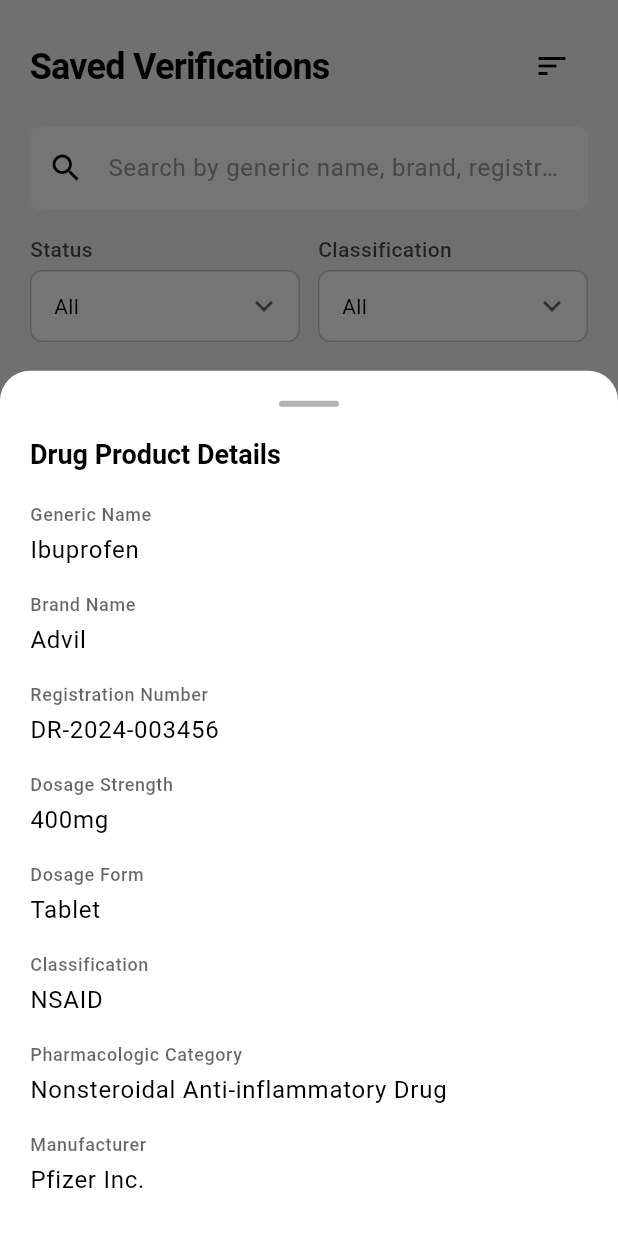
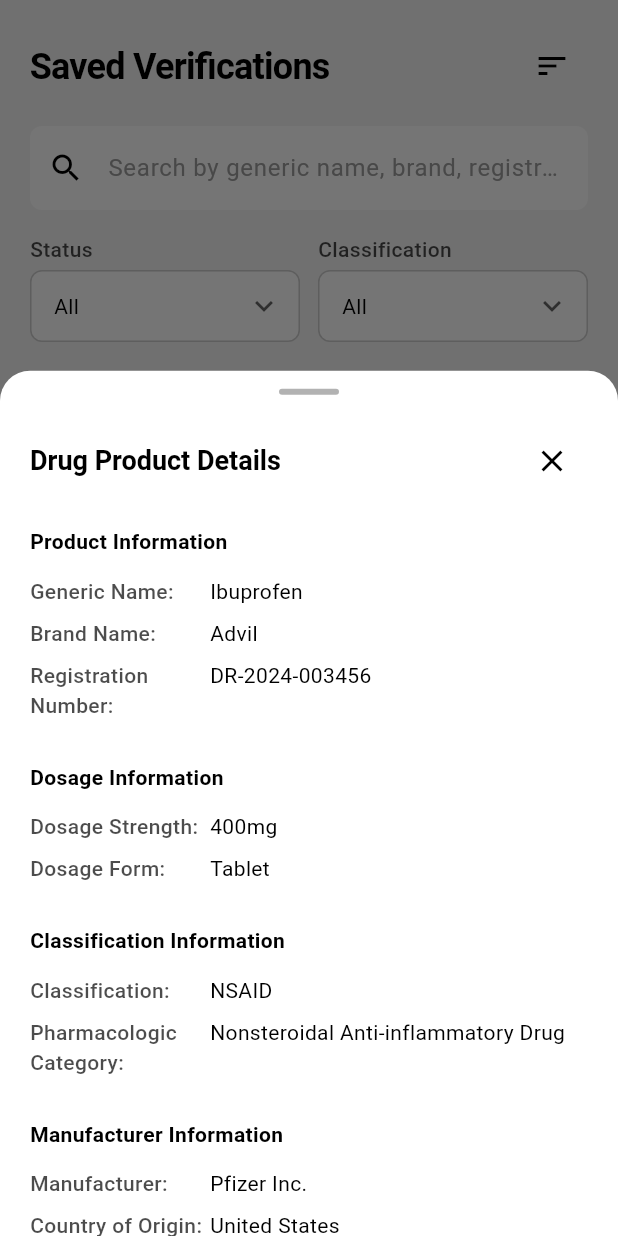
Before and after one commit to Neil-urk12/totoo-ba-mobile, a Flutter app: the SavedScreen screen opened directly, after a tap on "Active", on a phone screen of 412 x 824 dp. Run offline on Flutter 3.47's test engine with Material 3 defaults, Android fonts, the phone set to English and light mode, and no system bars; our stand-ins replace flutter_riverpod.

Commit message:
refactor: update reports and saved screens to use separate scroll controllers for improved layout and readability; enhance detail sections for better organization

```diff
--- a/product_checker/lib/screens/reports_screen.dart
+++ b/product_checker/lib/screens/reports_screen.dart
@@ -280,7 +280,10 @@
         initialChildSize: 0.7,
         maxChildSize: 0.9,
         minChildSize: 0.5,
-        builder: (context, scrollController) {
+        builder: (context, dragScrollController) {
+          // Create a separate scroll controller for the content
+          final contentScrollController = ScrollController();
+
           return Container(
             decoration: BoxDecoration(
               color: Theme.of(context).colorScheme.surface,
@@ -323,7 +326,8 @@
                 // Content
                 Expanded(
                   child: SingleChildScrollView(
-                    controller: scrollController,
+                    controller: contentScrollController,
+                    child: Padding(
                       padding: const EdgeInsets.symmetric(horizontal: 20),
                       child: Column(
                         crossAxisAlignment: CrossAxisAlignment.start,
@@ -382,6 +386,7 @@
 
                           const SizedBox(height: 20),
                         ],
+                      ),
                     ),
                   ),
                 ),
--- a/product_checker/lib/screens/saved_screen.dart
+++ b/product_checker/lib/screens/saved_screen.dart
@@ -459,91 +459,169 @@
         initialChildSize: 0.7,
         maxChildSize: 0.9,
         minChildSize: 0.5,
-        builder: (context, scrollController) => Container(
+        builder: (context, dragScrollController) {
+          // Create a separate scroll controller for the content
+          final contentScrollController = ScrollController();
+
+          return Container(
             decoration: BoxDecoration(
               color: Theme.of(context).colorScheme.surface,
-            borderRadius: const BorderRadius.only(
-              topLeft: Radius.circular(20),
-              topRight: Radius.circular(20),
+              borderRadius: const BorderRadius.vertical(top: Radius.circular(20)),
+            ),
+            child: Column(
+              children: [
+                // Handle bar
+                Container(
+                  margin: const EdgeInsets.only(top: 12),
+                  width: 40,
+                  height: 4,
+                  decoration: BoxDecoration(
+                    color: Theme.of(context).colorScheme.outline.withValues(alpha: 0.3),
+                    borderRadius: BorderRadius.circular(2),
                   ),
                 ),
+
+                // Header
+                Padding(
+                  padding: const EdgeInsets.all(20),
+                  child: Row(
+                    children: [
+                      Expanded(
+                        child: Text(
+                          'Drug Product Details',
+                          style: Theme.of(context).textTheme.headlineSmall?.copyWith(
+                            fontWeight: FontWeight.bold,
+                          ),
+                        ),
+                      ),
+                      IconButton(
+                        onPressed: () => Navigator.pop(context),
+                        icon: const Icon(Icons.close),
+                      ),
+                    ],
+                  ),
+                ),
+
+                // Content
+                Expanded(
+                  child: SingleChildScrollView(
+                    controller: contentScrollController,
                     child: Padding(
-            padding: const EdgeInsets.all(20),
+                      padding: const EdgeInsets.symmetric(horizontal: 20),
                       child: Column(
                         crossAxisAlignment: CrossAxisAlignment.start,
                         children: [
-                // Handle bar
-                Center(
-                  child: Container(
-                    width: 40,
-                    height: 4,
-                    decoration: BoxDecoration(
-                      color: Theme.of(context).colorScheme.onSurface.withValues(alpha: 0.3),
-                      borderRadius: BorderRadius.circular(2),
-                    ),
-                  ),
-                ),
-                const SizedBox(height: 20),
-
-                // Title
-                Text(
-                  'Drug Product Details',
-                  style: Theme.of(context).textTheme.headlineSmall,
-                ),
-                const SizedBox(height: 20),
-
-                // Details
-                Expanded(
-                  child: SingleChildScrollView(
-                    controller: scrollController,
-                    child: Column(
-                      crossAxisAlignment: CrossAxisAlignment.start,
-                      children: [
+                          // Product Information
+                          _buildDetailSection(
+                            'Product Information',
+                            [
                               _buildDetailRow('Generic Name', product.genericName),
                               _buildDetailRow('Brand Name', product.brandName),
                               _buildDetailRow('Registration Number', product.registrationNumber),
+                            ],
+                          ),
+
+                          const SizedBox(height: 20),
+
+                          // Dosage Information
+                          _buildDetailSection(
+                            'Dosage Information',
+                            [
                               _buildDetailRow('Dosage Strength', product.dosageStrength),
                               _buildDetailRow('Dosage Form', product.dosageForm),
+                            ],
+                          ),
+
+                          const SizedBox(height: 20),
+
+                          // Classification Information
+                          _buildDetailSection(
+                            'Classification Information',
+                            [
                               _buildDetailRow('Classification', product.classification),
                               _buildDetailRow('Pharmacologic Category', product.pharmacologicCategory),
+                            ],
+                          ),
+
+                          const SizedBox(height: 20),
+
+                          // Manufacturer Information
+                          _buildDetailSection(
+                            'Manufacturer Information',
+                            [
                               _buildDetailRow('Manufacturer', product.manufacturer),
                               _buildDetailRow('Country of Origin', product.countryOfOrigin),
                               _buildDetailRow('Application Type', product.applicationType),
+                            ],
+                          ),
+
+                          const SizedBox(height: 20),
+
+                          // Status Information
+                          _buildDetailSection(
+                            'Status Information',
+                            [
+                              _buildDetailRow('Status', product.status),
                               _buildDetailRow('Issuance Date',
                                   '${product.issuanceDate.day}/${product.issuanceDate.month}/${product.issuanceDate.year}'),
                               _buildDetailRow('Expiry Date',
                                   '${product.expiryDate.day}/${product.expiryDate.month}/${product.expiryDate.year}'),
-                        _buildDetailRow('Status', product.status),
                               _buildDetailRow('Days Until Expiry', '${product.daysUntilExpiry} days'),
                             ],
+                          ),
+
+                          const SizedBox(height: 20),
+                        ],
+                      ),
                     ),
                   ),
                 ),
               ],
             ),
+          );
+        },
+      ),
+    );
+  }
+
+  Widget _buildDetailSection(String title, List<Widget> children) {
+    return Column(
+      crossAxisAlignment: CrossAxisAlignment.start,
+      children: [
+        Text(
+          title,
+          style: Theme.of(context).textTheme.titleMedium?.copyWith(
+            fontWeight: FontWeight.bold,
+            color: Theme.of(context).colorScheme.primary,
           ),
         ),
-      ),
+        const SizedBox(height: 12),
+        ...children,
+      ],
     );
   }
 
   Widget _buildDetailRow(String label, String value) {
     return Padding(
-      padding: const EdgeInsets.only(bottom: 16),
-      child: Column(
+      padding: const EdgeInsets.only(bottom: 8),
+      child: Row(
         crossAxisAlignment: CrossAxisAlignment.start,
         children: [
-          Text(
-            label,
-            style: Theme.of(context).textTheme.bodySmall?.copyWith(
-              color: Theme.of(context).colorScheme.onSurface.withValues(alpha: 0.6),
+          SizedBox(
+            width: 120,
+            child: Text(
+              '$label:',
+              style: Theme.of(context).textTheme.bodyMedium?.copyWith(
                 fontWeight: FontWeight.w500,
+                color: Theme.of(context).colorScheme.onSurface.withValues(alpha: 0.7),
               ),
             ),
-          const SizedBox(height: 4),
-          Text(
+          ),
+          Expanded(
+            child: Text(
               value,
-            style: Theme.of(context).textTheme.bodyLarge,
+              style: Theme.of(context).textTheme.bodyMedium,
+            ),
           ),
         ],
       ),
```
Lines whose indentation alone changed are shown as unchanged.
